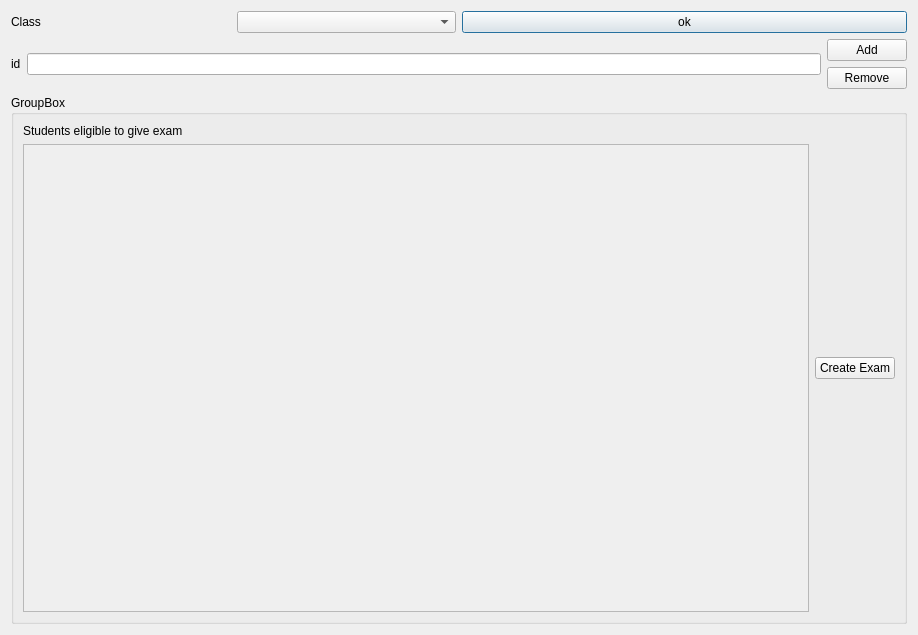
BiratBC/ExamSphereV1, file ExamSphereV1/addstudents.ui: the form before one commit.
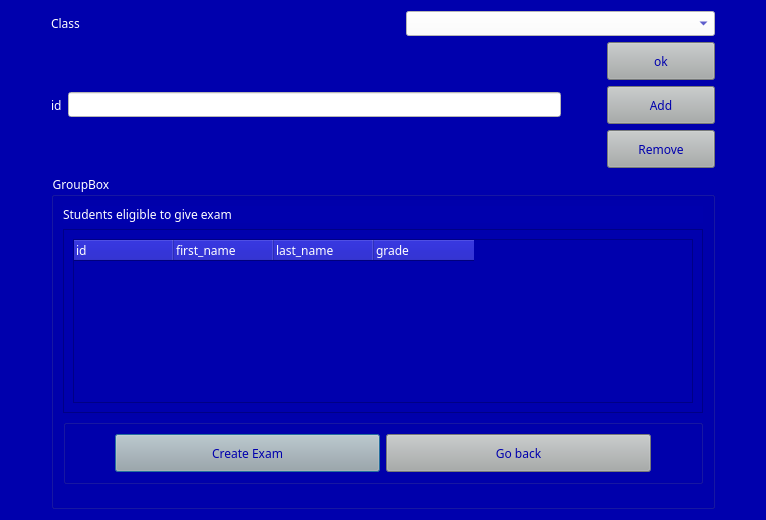
The form after the commit.

What changed in the file:
```diff
--- a/ExamSphereV1/addstudents.ui
+++ b/ExamSphereV1/addstudents.ui
@@ -6,45 +6,230 @@
    <rect>
     <x>0</x>
     <y>0</y>
-    <width>918</width>
-    <height>635</height>
+    <width>766</width>
+    <height>520</height>
    </rect>
   </property>
+  <property name="font">
+   <font>
+    <family>AcPlus IBM CGA</family>
+    <italic>false</italic>
+    <bold>false</bold>
+   </font>
+  </property>
   <property name="windowTitle">
    <string>Dialog</string>
   </property>
-  <layout class="QVBoxLayout" name="verticalLayout_3">
-   <item>
-    <layout class="QHBoxLayout" name="horizontalLayout_3">
-     <item>
-      <layout class="QHBoxLayout" name="horizontalLayout">
-       <item>
-        <widget class="QLabel" name="label_2">
-         <property name="text">
-          <string>Class</string>
-         </property>
-        </widget>
-       </item>
-       <item>
-        <widget class="QComboBox" name="comboBox"/>
-       </item>
-      </layout>
-     </item>
-     <item>
-      <widget class="QPushButton" name="pushButton_4">
-       <property name="text">
-        <string>ok</string>
-       </property>
-      </widget>
-     </item>
-    </layout>
+  <property name="styleSheet">
+   <string notr="true">*{
+	background-color: rgb(0, 0, 173);
+font-family:AcPlus IBM CGA;
+color:#fff;
+}
+QLineEdit
+{	
+color:#0000ad;
+	background-color: rgb(255, 255, 255);
+}
+QComboBox
+{
+color:#0000ad;
+	background-color: rgb(255, 255, 255);
+}
+QPushButton
+{	
+	background-color: rgb(167, 171, 170);
+	color:#0000ad;
+  width:100px;
+  height:30px
+}
+QTableWidget
+{
+	
+	color: rgb(255, 255, 255);
+}</string>
+  </property>
+  <layout class="QGridLayout" name="gridLayout">
+   <item row="5" column="1">
+    <widget class="QGroupBox" name="groupBox">
+     <property name="title">
+      <string>GroupBox</string>
+     </property>
+     <layout class="QVBoxLayout" name="verticalLayout_4">
+      <item>
+       <layout class="QVBoxLayout" name="verticalLayout_2">
+        <item>
+         <widget class="QLabel" name="label_3">
+          <property name="text">
+           <string>Students eligible to give exam</string>
+          </property>
+         </widget>
+        </item>
+        <item>
+         <widget class="QScrollArea" name="scrollArea">
+          <property name="widgetResizable">
+           <bool>true</bool>
+          </property>
+          <widget class="QWidget" name="scrollAreaWidgetContents">
+           <property name="geometry">
+            <rect>
+             <x>0</x>
+             <y>0</y>
+             <width>622</width>
+             <height>159</height>
+            </rect>
+           </property>
+           <layout class="QGridLayout" name="gridLayout_2">
+            <item row="0" column="0">
+             <widget class="QTableWidget" name="tableWidget">
+              <column>
+               <property name="text">
+                <string>id</string>
+               </property>
+               <property name="textAlignment">
+                <set>AlignLeading|AlignVCenter</set>
+               </property>
+              </column>
+              <column>
+               <property name="text">
+                <string>first_name</string>
+               </property>
+               <property name="textAlignment">
+                <set>AlignLeading|AlignVCenter</set>
+               </property>
+              </column>
+              <column>
+               <property name="text">
+                <string>last_name</string>
+               </property>
+               <property name="textAlignment">
+                <set>AlignLeading|AlignVCenter</set>
+               </property>
+              </column>
+              <column>
+               <property name="text">
+                <string>grade</string>
+               </property>
+               <property name="textAlignment">
+                <set>AlignLeading|AlignVCenter</set>
+               </property>
+              </column>
+             </widget>
+            </item>
+           </layout>
+          </widget>
+         </widget>
+        </item>
+       </layout>
+      </item>
+      <item>
+       <widget class="QGroupBox" name="groupBox_2">
+        <property name="title">
+         <string/>
+        </property>
+        <layout class="QVBoxLayout" name="verticalLayout_3">
+         <item>
+          <layout class="QHBoxLayout" name="horizontalLayout_5">
+           <item>
+            <spacer name="horizontalSpacer_6">
+             <property name="orientation">
+              <enum>Qt::Horizontal</enum>
+             </property>
+             <property name="sizeType">
+              <enum>QSizePolicy::Preferred</enum>
+             </property>
+             <property name="sizeHint" stdset="0">
+              <size>
+               <width>40</width>
+               <height>20</height>
+              </size>
+             </property>
+            </spacer>
+           </item>
+           <item>
+            <widget class="QPushButton" name="pushButton_3">
+             <property name="styleSheet">
+              <string notr="true"/>
+             </property>
+             <property name="text">
+              <string>Create Exam</string>
+             </property>
+            </widget>
+           </item>
+           <item>
+            <widget class="QPushButton" name="pushButton_5">
+             <property name="text">
+              <string>Go back</string>
+             </property>
+            </widget>
+           </item>
+           <item>
+            <spacer name="horizontalSpacer_5">
+             <property name="orientation">
+              <enum>Qt::Horizontal</enum>
+             </property>
+             <property name="sizeType">
+              <enum>QSizePolicy::Preferred</enum>
+             </property>
+             <property name="sizeHint" stdset="0">
+              <size>
+               <width>40</width>
+               <height>20</height>
+              </size>
+             </property>
+            </spacer>
+           </item>
+          </layout>
+         </item>
+        </layout>
+       </widget>
+      </item>
+      <item>
+       <spacer name="verticalSpacer_4">
+        <property name="orientation">
+         <enum>Qt::Vertical</enum>
+        </property>
+        <property name="sizeType">
+         <enum>QSizePolicy::Preferred</enum>
+        </property>
+        <property name="sizeHint" stdset="0">
+         <size>
+          <width>20</width>
+          <height>40</height>
+         </size>
+        </property>
+       </spacer>
+      </item>
+     </layout>
+    </widget>
    </item>
-   <item>
+   <item row="2" column="1">
+    <spacer name="verticalSpacer">
+     <property name="orientation">
+      <enum>Qt::Vertical</enum>
+     </property>
+     <property name="sizeType">
+      <enum>QSizePolicy::Preferred</enum>
+     </property>
+     <property name="sizeHint" stdset="0">
+      <size>
+       <width>20</width>
+       <height>40</height>
+      </size>
+     </property>
+    </spacer>
+   </item>
+   <item row="3" column="1">
     <layout class="QHBoxLayout" name="horizontalLayout_4">
      <item>
       <layout class="QHBoxLayout" name="horizontalLayout_2">
        <item>
         <widget class="QLabel" name="label">
+         <property name="font">
+          <font>
+           <family>AcPlus IBM CGA</family>
+          </font>
+         </property>
          <property name="text">
           <string>id</string>
          </property>
@@ -53,10 +238,33 @@
        <item>
         <widget class="QLineEdit" name="lineEdit"/>
        </item>
+       <item>
+        <spacer name="horizontalSpacer_2">
+         <property name="orientation">
+          <enum>Qt::Horizontal</enum>
+         </property>
+         <property name="sizeType">
+          <enum>QSizePolicy::Preferred</enum>
+         </property>
+         <property name="sizeHint" stdset="0">
+          <size>
+           <width>40</width>
+           <height>20</height>
+          </size>
+         </property>
+        </spacer>
+       </item>
       </layout>
      </item>
      <item>
       <layout class="QVBoxLayout" name="verticalLayout">
+       <item>
+        <widget class="QPushButton" name="pushButton_4">
+         <property name="text">
+          <string>ok</string>
+         </property>
+        </widget>
+       </item>
        <item>
         <widget class="QPushButton" name="pushButton">
          <property name="text">
@@ -75,53 +283,103 @@
      </item>
     </layout>
    </item>
-   <item>
-    <widget class="QGroupBox" name="groupBox">
-     <property name="title">
-      <string>GroupBox</string>
+   <item row="5" column="2">
+    <spacer name="horizontalSpacer_4">
+     <property name="orientation">
+      <enum>Qt::Horizontal</enum>
      </property>
-     <layout class="QGridLayout" name="gridLayout">
-      <item row="0" column="0">
-       <layout class="QHBoxLayout" name="horizontalLayout_5">
-        <item>
-         <layout class="QVBoxLayout" name="verticalLayout_2">
-          <item>
-           <widget class="QLabel" name="label_3">
-            <property name="text">
-             <string>Students eligible to give exam</string>
-            </property>
-           </widget>
-          </item>
-          <item>
-           <widget class="QScrollArea" name="scrollArea">
-            <property name="widgetResizable">
-             <bool>true</bool>
-            </property>
-            <widget class="QWidget" name="scrollAreaWidgetContents">
-             <property name="geometry">
-              <rect>
-               <x>0</x>
-               <y>0</y>
-               <width>766</width>
-               <height>422</height>
-              </rect>
-             </property>
-            </widget>
-           </widget>
-          </item>
-         </layout>
-        </item>
-        <item>
-         <widget class="QPushButton" name="pushButton_3">
-          <property name="text">
-           <string>Create Exam</string>
-          </property>
-         </widget>
-        </item>
-       </layout>
-      </item>
-     </layout>
-    </widget>
+     <property name="sizeType">
+      <enum>QSizePolicy::Preferred</enum>
+     </property>
+     <property name="sizeHint" stdset="0">
+      <size>
+       <width>40</width>
+       <height>20</height>
+      </size>
+     </property>
+    </spacer>
+   </item>
+   <item row="4" column="1">
+    <spacer name="verticalSpacer_2">
+     <property name="orientation">
+      <enum>Qt::Vertical</enum>
+     </property>
+     <property name="sizeType">
+      <enum>QSizePolicy::Preferred</enum>
+     </property>
+     <property name="sizeHint" stdset="0">
+      <size>
+       <width>20</width>
+       <height>40</height>
+      </size>
+     </property>
+    </spacer>
+   </item>
+   <item row="1" column="1">
+    <layout class="QHBoxLayout" name="horizontalLayout_3">
+     <item>
+      <layout class="QHBoxLayout" name="horizontalLayout">
+       <item>
+        <widget class="QLabel" name="label_2">
+         <property name="text">
+          <string>Class</string>
+         </property>
+        </widget>
+       </item>
+       <item>
+        <spacer name="horizontalSpacer">
+         <property name="orientation">
+          <enum>Qt::Horizontal</enum>
+         </property>
+         <property name="sizeType">
+          <enum>QSizePolicy::Preferred</enum>
+         </property>
+         <property name="sizeHint" stdset="0">
+          <size>
+           <width>40</width>
+           <height>20</height>
+          </size>
+         </property>
+        </spacer>
+       </item>
+       <item>
+        <widget class="QComboBox" name="comboBox"/>
+       </item>
+      </layout>
+     </item>
+    </layout>
+   </item>
+   <item row="5" column="0">
+    <spacer name="horizontalSpacer_3">
+     <property name="orientation">
+      <enum>Qt::Horizontal</enum>
+     </property>
+     <property name="sizeType">
+      <enum>QSizePolicy::Preferred</enum>
+     </property>
+     <property name="sizeHint" stdset="0">
+      <size>
+       <width>40</width>
+       <height>20</height>
+      </size>
+     </property>
+    </spacer>
+   </item>
+   <item row="0" column="1">
+    <spacer name="verticalSpacer_3">
+     <property name="orientation">
+      <enum>Qt::Vertical</enum>
+     </property>
+     <property name="sizeType">
+      <enum>QSizePolicy::Preferred</enum>
+     </property>
+     <property name="sizeHint" stdset="0">
+      <size>
+       <width>20</width>
+       <height>40</height>
+      </size>
+     </property>
+    </spacer>
    </item>
   </layout>
  </widget>
```
